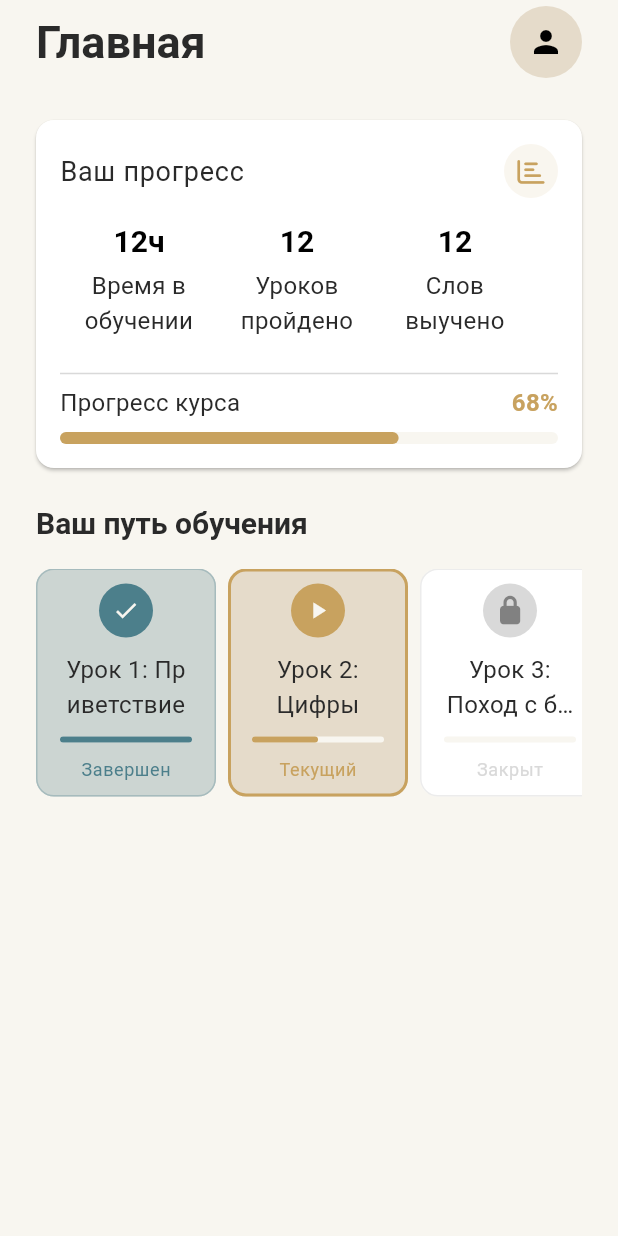
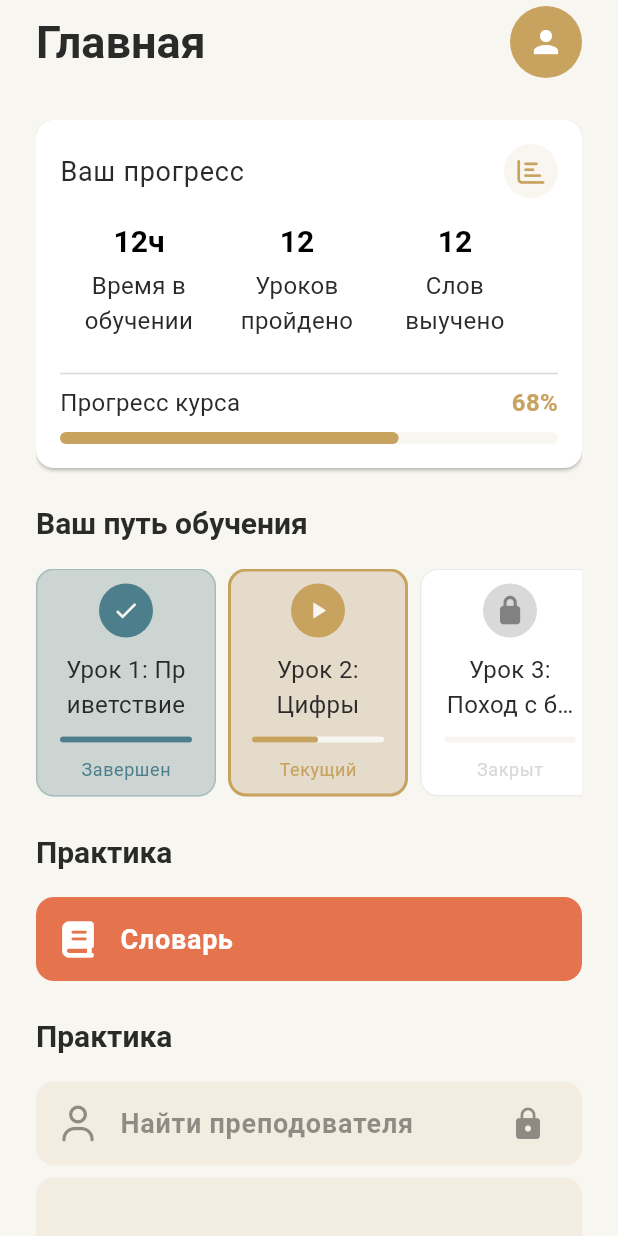
Before and after one commit to TimurKarev/lang_learn_mobile, a Flutter app: the screen it shows once a user with an empty profile is signed in, on a phone screen of 412 x 824 dp. Run offline on Flutter 3.47's test engine with Material 3 defaults, Android fonts, the phone set to English and light mode, and no system bars; our stand-ins replace bloc, equatable, flutter_bloc, flutter_dotenv, flutter_svg, font_awesome_flutter and 3 more; missing offline and left inert: dart_either; accounts and stored records are empty; Roboto replaces fonts that are missing (Nunito Sans).

Commit message:
feat: add vocabulary challenge and offline sections to home screen with updated theme

```diff
--- a/lib/core/router/routes.dart
+++ b/lib/core/router/routes.dart
@@ -32,7 +32,7 @@ class AppRoutes {
   // Parameter keys
 
   /// Navigation helper methods
-  static void goToHome(BuildContext context) {
+  static void goToVocablaryChallangePage(BuildContext context) {
     context.go(dashboard);
   }
 
--- a/lib/core/theme/tilit_theme.dart
+++ b/lib/core/theme/tilit_theme.dart
@@ -19,6 +19,9 @@ class TiliTheme {
 
       // Your two main accent colors
       secondary: TiliPalette.deepOrange,
+      onSecondary: TiliPalette.white,
+      onPrimary: TiliPalette.white,
+
       tertiary: TiliPalette.mutedTeal,
       tertiaryContainer: TiliPalette.veryLightMutedTeal,
       onTertiaryContainer: TiliPalette.lightMutedTeal,
@@ -29,19 +32,17 @@ class TiliTheme {
       surfaceContainerHigh: TiliPalette.lightOrche,
       outline: TiliPalette.lightGrayDark,
       outlineVariant: TiliPalette.lightGrayMedium,
-      onPrimary: TiliPalette.lightBlack,
-      onSecondary: TiliPalette.grayMedium,
+      //onPrimary: TiliPalette.lightBlack,
       onTertiary: TiliPalette.offWhiteBackground,
       onSurface: TiliPalette.black,
       onSurfaceVariant: TiliPalette.lightBlack,
-      // Other important system colors
       error: TiliPalette.deepOrange,
       onError: TiliPalette.offWhiteBackground,
     ),
-
-    // Typography with your 4 font types
     textTheme: _textTheme,
-    //
+    listTileTheme: ListTileThemeData(
+      shape: RoundedRectangleBorder(borderRadius: BorderRadius.circular(12)),
+    ),
     cardTheme: CardThemeData(
       color: TiliPalette.white,
       elevation: 1,
@@ -54,7 +55,6 @@ class TiliTheme {
       borderRadius: BorderRadiusGeometry.circular(9999),
       linearMinHeight: 8,
     ),
-    // Text Button Theme
     textButtonTheme: TextButtonThemeData(
       style: TextButton.styleFrom(
         foregroundColor: TiliPalette.ochre,
@@ -62,8 +62,6 @@ class TiliTheme {
         disabledForegroundColor: TiliPalette.grayMedium,
       ),
     ),
-
-    // Elevated Button Theme
     elevatedButtonTheme: ElevatedButtonThemeData(
       style: ElevatedButton.styleFrom(
         backgroundColor: TiliPalette.deepOrange,
@@ -73,8 +71,6 @@ class TiliTheme {
         textStyle: _textTheme.labelMedium,
       ),
     ),
-
-    // Outlined Button Theme (Secondary Buttons)
     outlinedButtonTheme: OutlinedButtonThemeData(
       style: OutlinedButton.styleFrom(
         foregroundColor: TiliPalette.mutedTeal,
@@ -84,8 +80,6 @@ class TiliTheme {
         textStyle: _textTheme.labelMedium,
       ),
     ),
-
-    // Icon Button Theme
     iconButtonTheme: IconButtonThemeData(
       style: IconButton.styleFrom(
         backgroundColor: Colors.transparent,
@@ -97,8 +91,6 @@ class TiliTheme {
         padding: const EdgeInsets.all(12),
       ),
     ),
-
-    // Input Decoration Theme (for TextFields)
     inputDecorationTheme: InputDecorationTheme(
       filled: true,
       fillColor: TiliPalette.grayLight,
@@ -135,7 +127,6 @@ class TiliTheme {
         color: TiliPalette.deepOrange,
       ),
     ),
-    //
     dividerTheme: const DividerThemeData(color: TiliPalette.grayMedium),
   );
 
@@ -146,7 +137,6 @@ class TiliTheme {
       fontWeight: FontWeight.bold,
       color: TiliPalette.lightBlack,
     ),
-    // Medium heading text
     headlineMedium: TextStyle(
       fontSize: 30,
       fontWeight: FontWeight.bold,
--- a/lib/features/avatar/presentation/tili_avatar.dart
+++ b/lib/features/avatar/presentation/tili_avatar.dart
@@ -6,8 +6,9 @@ class TiliAvatar extends StatelessWidget {
   @override
   Widget build(BuildContext context) {
     return CircleAvatar(
+      backgroundColor: Theme.of(context).colorScheme.primary,
       radius: 24,
-      child: const Icon(Icons.person, color: Colors.black),
+      child: Icon(Icons.person, color: Theme.of(context).colorScheme.onPrimary),
     );
   }
 }
--- a/lib/features/home/presentation/home_screen.dart
+++ b/lib/features/home/presentation/home_screen.dart
@@ -3,7 +3,9 @@ import 'package:flutter_bloc/flutter_bloc.dart';
 import 'package:lang_learn_mobile/features/auth/presentation/bloc/auth_bloc.dart';
 import 'package:lang_learn_mobile/features/avatar/presentation/tili_avatar.dart'
     show TiliAvatar;
+import 'package:lang_learn_mobile/features/home/presentation/sections/challanges_section.dart';
 import 'package:lang_learn_mobile/features/home/presentation/sections/learning_path_section.dart';
+import 'package:lang_learn_mobile/features/home/presentation/sections/offline_section.dart';
 import 'package:lang_learn_mobile/ui_kit/cards/progress_card/progress_card.dart';
 
 class HomeScreen extends StatelessWidget {
@@ -38,6 +40,8 @@ class HomeScreen extends StatelessWidget {
             children: [
               ProgressCard(),
               LearningPathSection(padding: const EdgeInsets.only(top: 24)),
+              ChallangesSection(padding: const EdgeInsets.only(top: 24)),
+              OfflineSection(padding: const EdgeInsets.only(top: 24)),
             ],
           ),
         ),
--- /dev/null
+++ b/lib/features/home/presentation/sections/challanges_section.dart
@@ -0,0 +1,36 @@
+import 'package:flutter/material.dart';
+import 'package:font_awesome_flutter/font_awesome_flutter.dart';
+import 'package:lang_learn_mobile/core/router/routes.dart';
+import 'package:lang_learn_mobile/ui_kit/tiles/icon_tile.dart';
+
+class ChallangesSection extends StatelessWidget {
+  const ChallangesSection({super.key, this.padding});
+
+  final EdgeInsets? padding;
+
+  @override
+  Widget build(BuildContext context) {
+    return Padding(
+      padding: padding ?? EdgeInsets.zero,
+      child: Column(
+        mainAxisSize: MainAxisSize.min,
+        crossAxisAlignment: CrossAxisAlignment.start,
+        children: [
+          Text(
+            'Практика',
+            style: Theme.of(context).textTheme.headlineSmall,
+            textAlign: TextAlign.left,
+          ),
+          const SizedBox(height: 16),
+          IconTile(
+            onTap: () => AppRoutes.goToVocablaryChallangePage(context),
+            icon: FontAwesomeIcons.book,
+            title: 'Словарь',
+            backgroundColor: Theme.of(context).colorScheme.secondary,
+            foregroundColor: Theme.of(context).colorScheme.onSecondary,
+          ),
+        ],
+      ),
+    );
+  }
+}
--- /dev/null
+++ b/lib/features/home/presentation/sections/offline_section.dart
@@ -0,0 +1,44 @@
+import 'package:flutter/material.dart';
+import 'package:font_awesome_flutter/font_awesome_flutter.dart';
+import 'package:lang_learn_mobile/core/router/routes.dart';
+import 'package:lang_learn_mobile/ui_kit/tiles/icon_tile.dart';
+
+class OfflineSection extends StatelessWidget {
+  const OfflineSection({super.key, this.padding});
+
+  final EdgeInsets? padding;
+
+  @override
+  Widget build(BuildContext context) {
+    return Padding(
+      padding: padding ?? EdgeInsets.zero,
+      child: Column(
+        mainAxisSize: MainAxisSize.min,
+        crossAxisAlignment: CrossAxisAlignment.start,
+        children: [
+          Text(
+            'Практика',
+            style: Theme.of(context).textTheme.headlineSmall,
+            textAlign: TextAlign.left,
+          ),
+          const SizedBox(height: 16),
+          IconTile(
+            icon: FontAwesomeIcons.user,
+            title: 'Найти преподователя',
+            backgroundColor: Theme.of(context).colorScheme.surfaceContainerHigh,
+            foregroundColor: Theme.of(context).colorScheme.outline,
+            disabled: true,
+          ),
+          const SizedBox(height: 8),
+          IconTile(
+            icon: FontAwesomeIcons.users,
+            title: 'Разговорные клубы',
+            backgroundColor: Theme.of(context).colorScheme.surfaceContainerHigh,
+            foregroundColor: Theme.of(context).colorScheme.outline,
+            disabled: true,
+          ),
+        ],
+      ),
+    );
+  }
+}
--- /dev/null
+++ b/lib/ui_kit/tiles/icon_tile.dart
@@ -0,0 +1,37 @@
+import 'package:flutter/material.dart';
+
+class IconTile extends StatelessWidget {
+  const IconTile({
+    super.key,
+    required this.icon,
+    this.title,
+    this.backgroundColor,
+    this.foregroundColor,
+    this.onTap,
+    this.disabled = false,
+  });
+
+  final IconData icon;
+  final String? title;
+  final Color? backgroundColor;
+  final Color? foregroundColor;
+  final VoidCallback? onTap;
+  final bool disabled;
+
+  @override
+  Widget build(BuildContext context) {
+    return ListTile(
+      onTap: disabled ? null : onTap,
+      leading: Icon(icon, color: foregroundColor),
+      title: Text(
+        title ?? '',
+        style: Theme.of(context).textTheme.bodyLarge?.copyWith(
+          color: foregroundColor,
+          fontWeight: FontWeight.bold,
+        ),
+      ),
+      trailing: disabled ? Icon(Icons.lock, color: foregroundColor) : null,
+      tileColor: backgroundColor,
+    );
+  }
+}
```
